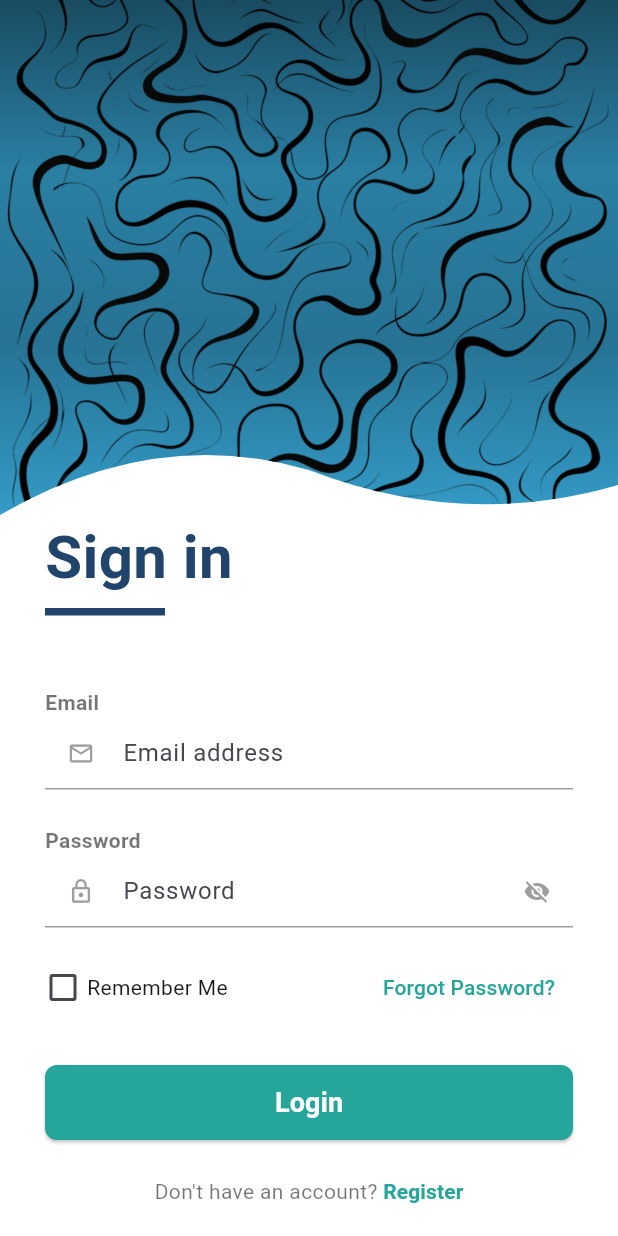
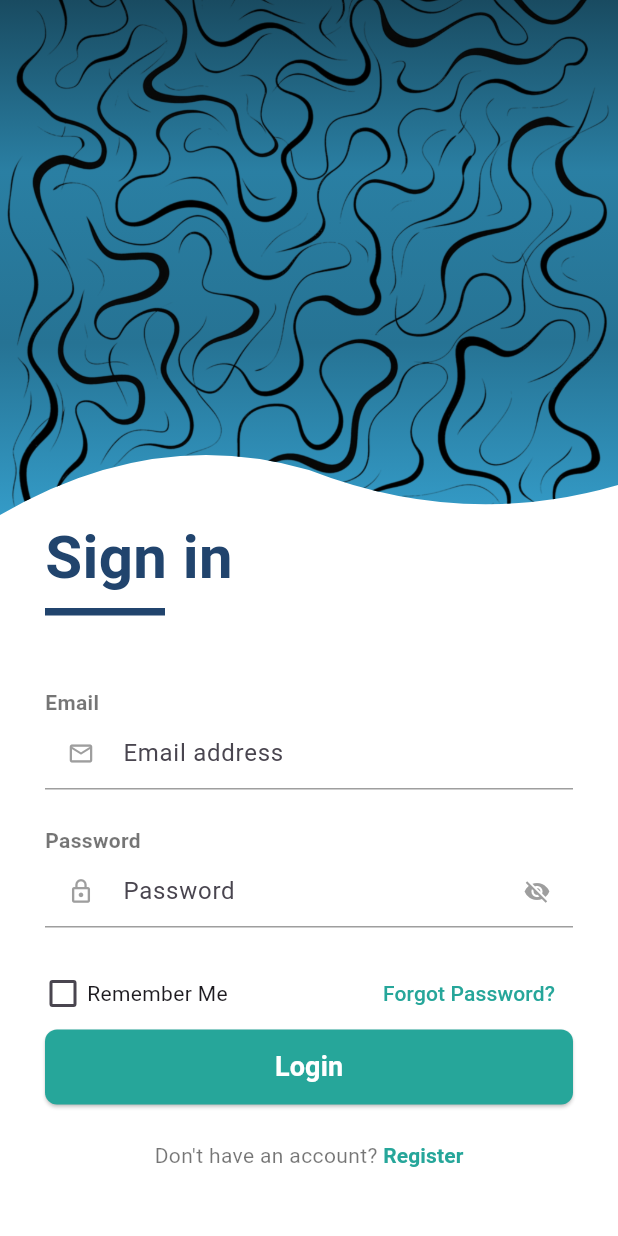
Before and after one commit to Scorch879/t_racks_softdev_1, a Flutter app: the StudentHomeScreen screen opened by its route, after a tap on the "arrow forward" icon, on a phone screen of 412 x 824 dp. Run offline on Flutter 3.47's test engine with Material 3 defaults, Android fonts, the light colour scheme and no system bars; our stand-ins replace camera, flutter_dotenv, shared_preferences, smooth_page_indicator, supabase_flutter; missing offline and left inert: google_mlkit_face_detection, tflite_flutter; accounts and stored records are empty; network calls fail.

Commit message:
[fixed some UI made it less annoying]

```diff
--- a/lib/screens/login_screen.dart
+++ b/lib/screens/login_screen.dart
@@ -45,7 +45,6 @@
         password: password,
       );
 
-
       // 2. Handle success and navigate based on the role
       if (mounted) {
         _emailController.clear();
@@ -55,7 +54,6 @@
         await prefs.setBool('remember_me', _rememberMe);
 
         hasProfile = await _databaseService.checkProfileExists();
-
 
         if (hasProfile == false) {
           Navigator.of(context).pushAndRemoveUntil(
@@ -69,15 +67,14 @@
             case 'student':
               Navigator.of(context).pushAndRemoveUntil(
                 MaterialPageRoute(
-                    builder: (context) => const StudentShellScreen()),
+                  builder: (context) => const StudentShellScreen(),
+                ),
                 (route) => false, // This removes all previous routes
               );
               break;
             case 'educator':
               Navigator.of(context).pushAndRemoveUntil(
-                MaterialPageRoute(
-                  builder: (context) => const EducatorShell(),
-                ),
+                MaterialPageRoute(builder: (context) => const EducatorShell()),
                 (route) => false, // This removes all previous routes
               );
               break;
@@ -273,7 +270,7 @@
                                 ),
                               ),
                               // --- START: NEW "REMEMBER ME" / "FORGOT PASSWORD" ROW ---
-                              const SizedBox(height: 16),
+                              const SizedBox(height: 20),
                               Row(
                                 mainAxisAlignment:
                                     MainAxisAlignment.spaceBetween,
@@ -321,14 +318,9 @@
                                 ],
                               ),
                               // --- END: NEW ROW ---
-                              // --- START: NEW LOGIN BUTTON ---
-                            ],
-                          ),
-                        ),
-                      ),
-
                               SizedBox(
-                        width: double.infinity, // Makes button full-width
+                                width:
+                                    double.infinity, // Makes button full-width
                                 height: 50,
                                 child: ElevatedButton(
                                   onPressed: _isLoading ? null : _handleLogin,
@@ -354,9 +346,7 @@
                                         ),
                                 ),
                               ),
-                      // --- END: NEW LOGIN BUTTON ---
-
-                      // --- START: NEW "DON'T HAVE AN ACCOUNT?" ROW ---
+                              // --- START: NEW LOGIN BUTTON ---
                               const SizedBox(height: 24),
                               Row(
                                 mainAxisAlignment: MainAxisAlignment.center,
@@ -370,7 +360,8 @@
                                       Navigator.push(
                                         context,
                                         MaterialPageRoute(
-                                  builder: (context) => const RegisterScreen(),
+                                          builder: (context) =>
+                                              const RegisterScreen(),
                                         ),
                                       );
                                     },
@@ -378,7 +369,8 @@
                                     style: TextButton.styleFrom(
                                       padding: EdgeInsets.zero,
                                       minimumSize: Size.zero,
-                              tapTargetSize: MaterialTapTargetSize.shrinkWrap,
+                                      tapTargetSize:
+                                          MaterialTapTargetSize.shrinkWrap,
                                     ),
                                     child: const Text(
                                       'Register',
@@ -396,6 +388,12 @@
                           ),
                         ),
                       ),
+
+                      // --- START: NEW "DON'T HAVE AN ACCOUNT?" ROW ---
+                    ],
+                  ),
+                ),
+              ),
             ],
           ),
         ],
```
Also changed, not shown: lib/screens/register_screen.dart (+33 -17 lines), lib/screens/student/student_home_content.dart (+6 -7 lines), lib/screens/student/student_home_screen.dart (+1 -8 lines). Lines whose indentation alone changed are shown as unchanged.
